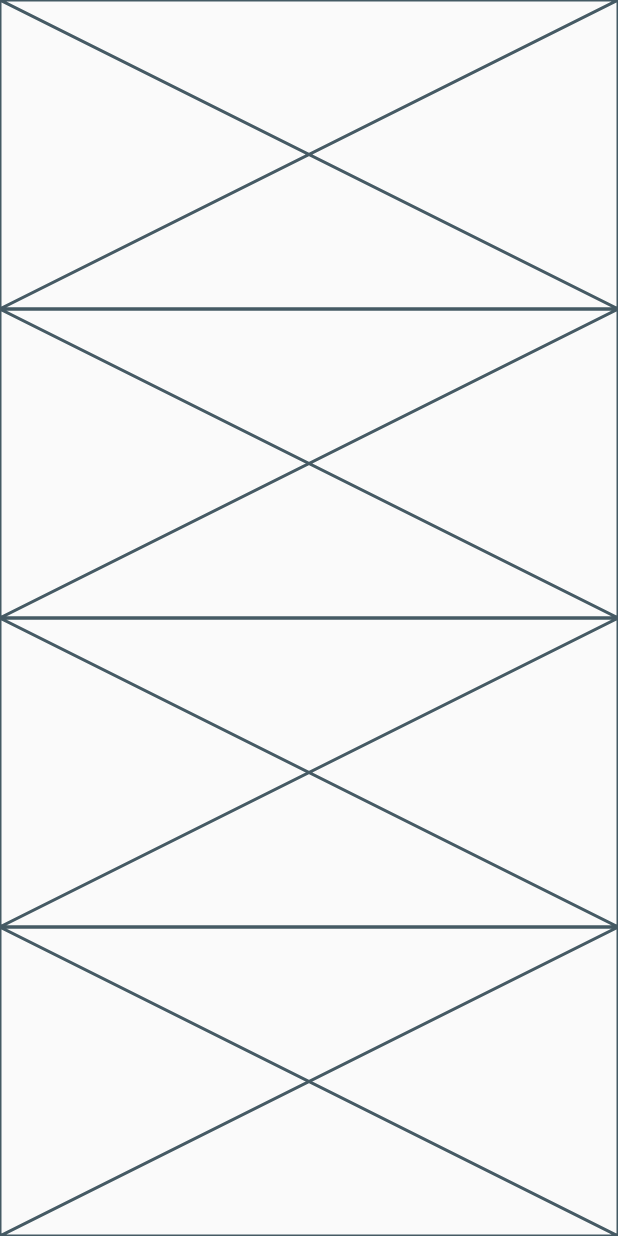
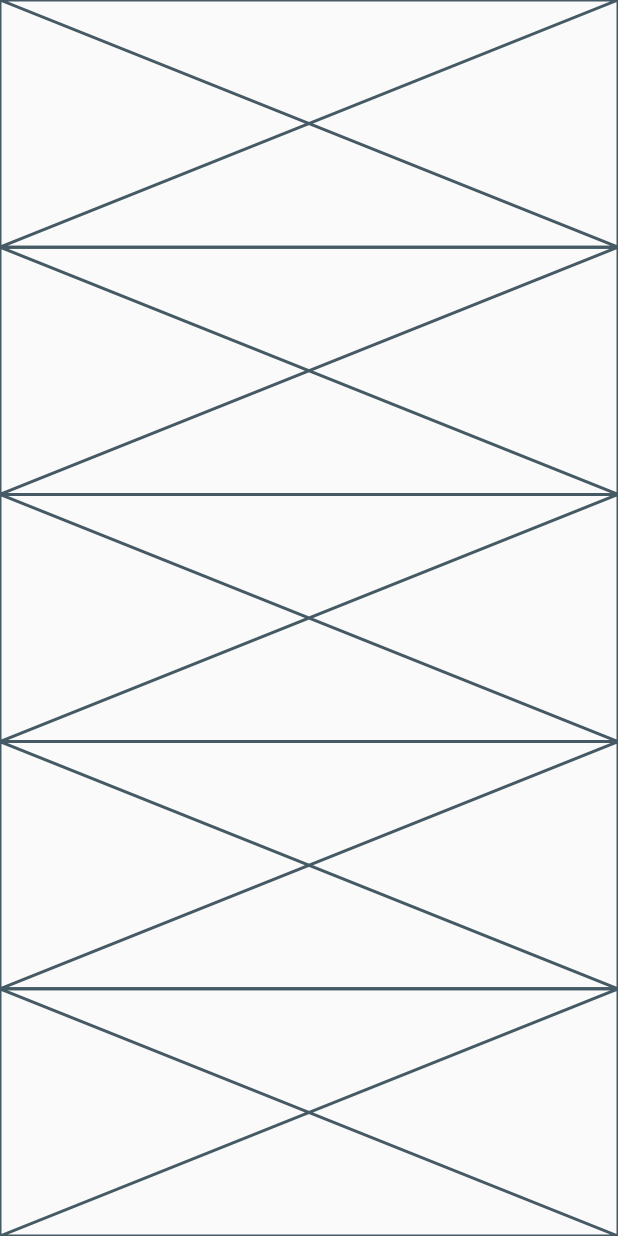
Before and after one commit to JAICHANGPARK/flutter_notebook_11th_story, a Flutter app: the screen it shows after launch, on a phone screen of 412 x 824 dp. Run offline on Flutter 3.47's test engine with Material 2 defaults, Android fonts, the phone set to English and light mode, and no system bars; our stand-ins replace backdrop, badges, flutter_inner_drawer, flutter_slidable, flutter_swiper, google_fonts.

Commit message:
Update experience_home_page.dart

```diff
--- a/lib/ep718_experience_app/experience_home_page.dart
+++ b/lib/ep718_experience_app/experience_home_page.dart
@@ -17,6 +17,7 @@ class _ExperienceHomePageState extends State<ExperienceHomePage> {
             Expanded(child: Placeholder()),
             Expanded(child: Placeholder()),
             Expanded(child: Placeholder()),
+            Expanded(child: Placeholder()),
           ],
         ),
       ),
```
